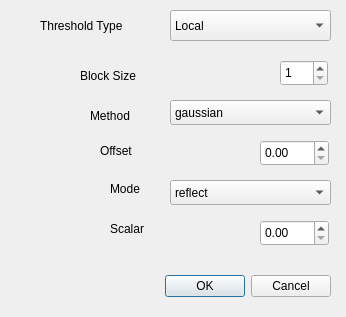
barrtrav/modelo-borde-imagenes, file src/UiForm/threshold_param.ui: the form before one commit.
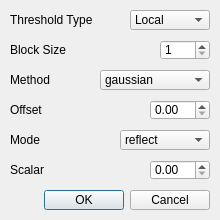
The form after the commit. Icons and pictures are not drawn.

```diff
--- a/src/UiForm/threshold_param.ui
+++ b/src/UiForm/threshold_param.ui
@@ -6,8 +6,8 @@
    <rect>
     <x>0</x>
     <y>0</y>
-    <width>346</width>
-    <height>317</height>
+    <width>220</width>
+    <height>220</height>
    </rect>
   </property>
   <property name="windowTitle">
@@ -20,10 +20,10 @@
   <widget class="QDialogButtonBox" name="buttonBox">
    <property name="geometry">
     <rect>
-     <x>160</x>
-     <y>270</y>
-     <width>171</width>
-     <height>32</height>
+     <x>30</x>
+     <y>190</y>
+     <width>180</width>
+     <height>20</height>
     </rect>
    </property>
    <property name="orientation">
@@ -36,10 +36,10 @@
   <widget class="QComboBox" name="comboBox">
    <property name="geometry">
     <rect>
-     <x>170</x>
+     <x>130</x>
      <y>10</y>
-     <width>161</width>
-     <height>31</height>
+     <width>80</width>
+     <height>20</height>
     </rect>
    </property>
    <item>
@@ -56,10 +56,10 @@
   <widget class="QLabel" name="label">
    <property name="geometry">
     <rect>
-     <x>40</x>
+     <x>10</x>
      <y>10</y>
-     <width>111</width>
-     <height>31</height>
+     <width>110</width>
+     <height>20</height>
     </rect>
    </property>
    <property name="text">
@@ -69,10 +69,10 @@
   <widget class="QLabel" name="label_2">
    <property name="geometry">
     <rect>
-     <x>80</x>
-     <y>60</y>
-     <width>81</width>
-     <height>31</height>
+     <x>10</x>
+     <y>40</y>
+     <width>70</width>
+     <height>20</height>
     </rect>
    </property>
    <property name="text">
@@ -82,10 +82,10 @@
   <widget class="QComboBox" name="comboBox_2">
    <property name="geometry">
     <rect>
-     <x>170</x>
-     <y>100</y>
-     <width>161</width>
-     <height>25</height>
+     <x>100</x>
+     <y>70</y>
+     <width>110</width>
+     <height>20</height>
     </rect>
    </property>
    <item>
@@ -112,10 +112,10 @@
   <widget class="QLabel" name="label_3">
    <property name="geometry">
     <rect>
-     <x>90</x>
-     <y>100</y>
-     <width>67</width>
-     <height>31</height>
+     <x>10</x>
+     <y>70</y>
+     <width>60</width>
+     <height>20</height>
     </rect>
    </property>
    <property name="text">
@@ -125,10 +125,10 @@
   <widget class="QLabel" name="label_4">
    <property name="geometry">
     <rect>
-     <x>100</x>
-     <y>140</y>
-     <width>51</width>
-     <height>21</height>
+     <x>10</x>
+     <y>100</y>
+     <width>50</width>
+     <height>20</height>
     </rect>
    </property>
    <property name="text">
@@ -138,20 +138,20 @@
   <widget class="QDoubleSpinBox" name="doubleSpinBox">
    <property name="geometry">
     <rect>
-     <x>260</x>
-     <y>140</y>
-     <width>69</width>
-     <height>26</height>
+     <x>150</x>
+     <y>100</y>
+     <width>60</width>
+     <height>20</height>
     </rect>
    </property>
   </widget>
   <widget class="QLabel" name="label_5">
    <property name="geometry">
     <rect>
-     <x>110</x>
-     <y>180</y>
-     <width>41</width>
-     <height>17</height>
+     <x>10</x>
+     <y>130</y>
+     <width>40</width>
+     <height>20</height>
     </rect>
    </property>
    <property name="text">
@@ -161,10 +161,10 @@
   <widget class="QComboBox" name="comboBox_3">
    <property name="geometry">
     <rect>
-     <x>170</x>
-     <y>180</y>
-     <width>161</width>
-     <height>25</height>
+     <x>120</x>
+     <y>130</y>
+     <width>90</width>
+     <height>20</height>
     </rect>
    </property>
    <item>
@@ -196,10 +196,10 @@
   <widget class="QLabel" name="label_6">
    <property name="geometry">
     <rect>
-     <x>110</x>
-     <y>220</y>
-     <width>51</width>
-     <height>17</height>
+     <x>10</x>
+     <y>160</y>
+     <width>50</width>
+     <height>20</height>
     </rect>
    </property>
    <property name="text">
@@ -209,20 +209,20 @@
   <widget class="QDoubleSpinBox" name="doubleSpinBox_2">
    <property name="geometry">
     <rect>
-     <x>260</x>
-     <y>220</y>
-     <width>69</width>
-     <height>26</height>
+     <x>150</x>
+     <y>160</y>
+     <width>60</width>
+     <height>20</height>
     </rect>
    </property>
   </widget>
   <widget class="QSpinBox" name="spinBox">
    <property name="geometry">
     <rect>
-     <x>280</x>
-     <y>60</y>
-     <width>48</width>
-     <height>26</height>
+     <x>160</x>
+     <y>40</y>
+     <width>50</width>
+     <height>20</height>
     </rect>
    </property>
    <property name="minimum">
```
